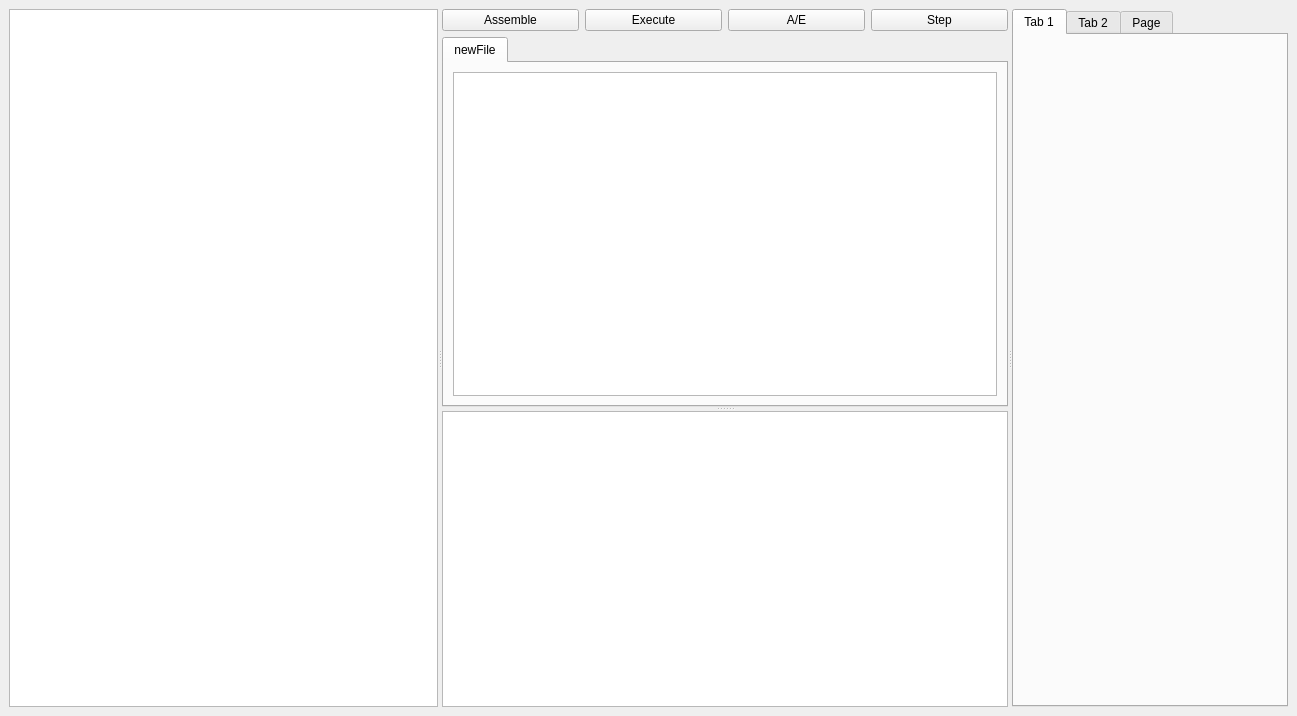
Old version of the form ui/mainwindow.ui in the repository godinhojoao/ProjetoPS.
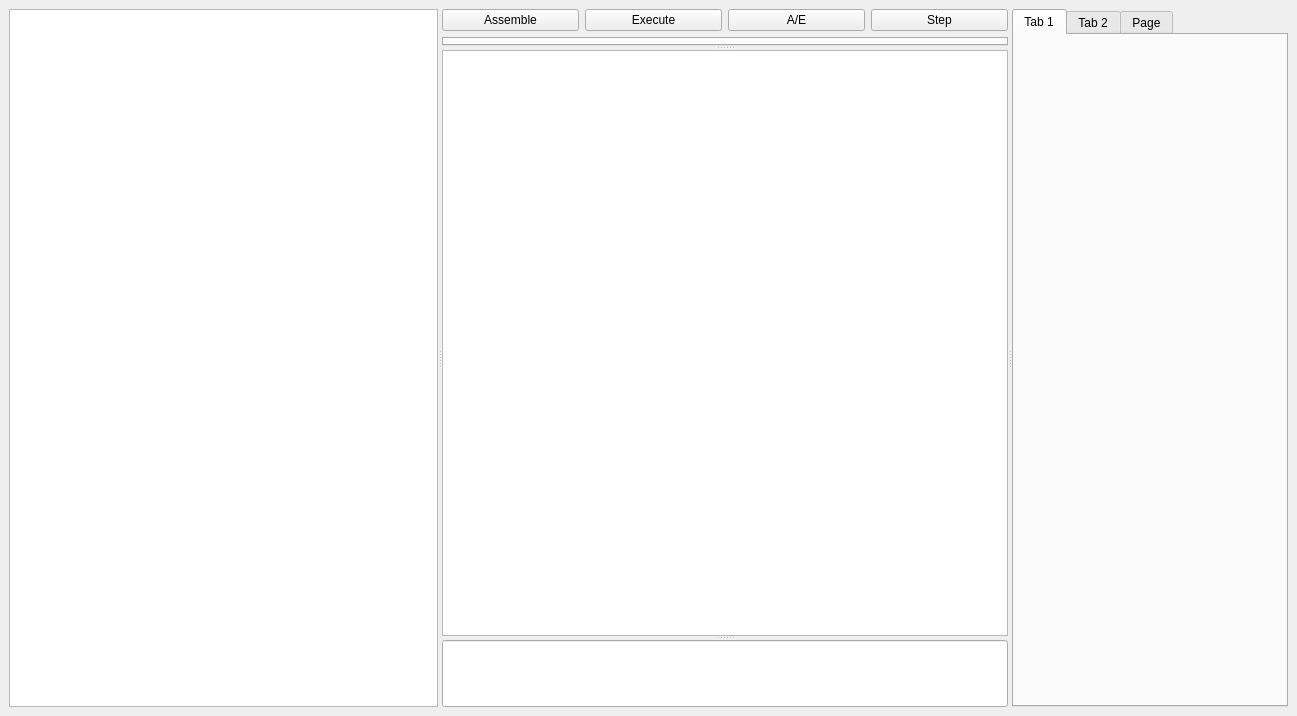
New version of the form.

Commit message: feat: file saving shortcut

The edit to the form file:
```diff
--- a/ui/mainwindow.ui
+++ b/ui/mainwindow.ui
@@ -64,22 +64,13 @@
            <property name="currentIndex">
             <number>0</number>
            </property>
-           <widget class="QWidget" name="newFile">
-            <attribute name="title">
-             <string>newFile</string>
-            </attribute>
-            <layout class="QVBoxLayout" name="verticalLayout_2">
-             <item>
-              <widget class="QPlainTextEdit" name="plainTextEdit"/>
-             </item>
-            </layout>
-           </widget>
           </widget>
           <widget class="QPlainTextEdit" name="textErrorLog">
            <property name="readOnly">
             <bool>true</bool>
            </property>
           </widget>
+          <widget class="QLineEdit" name="commandLine"/>
          </widget>
         </item>
        </layout>
```
Left out of the diff: 2 changed lines with no effect on the pictures. The commit also changes 2 other files.
